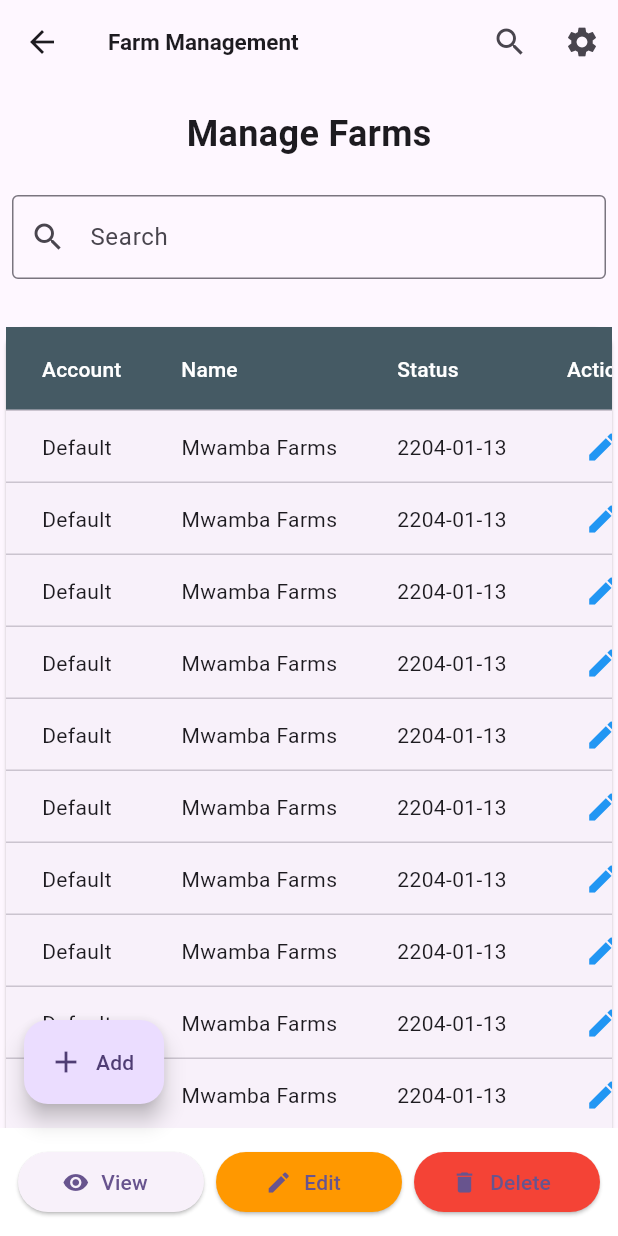
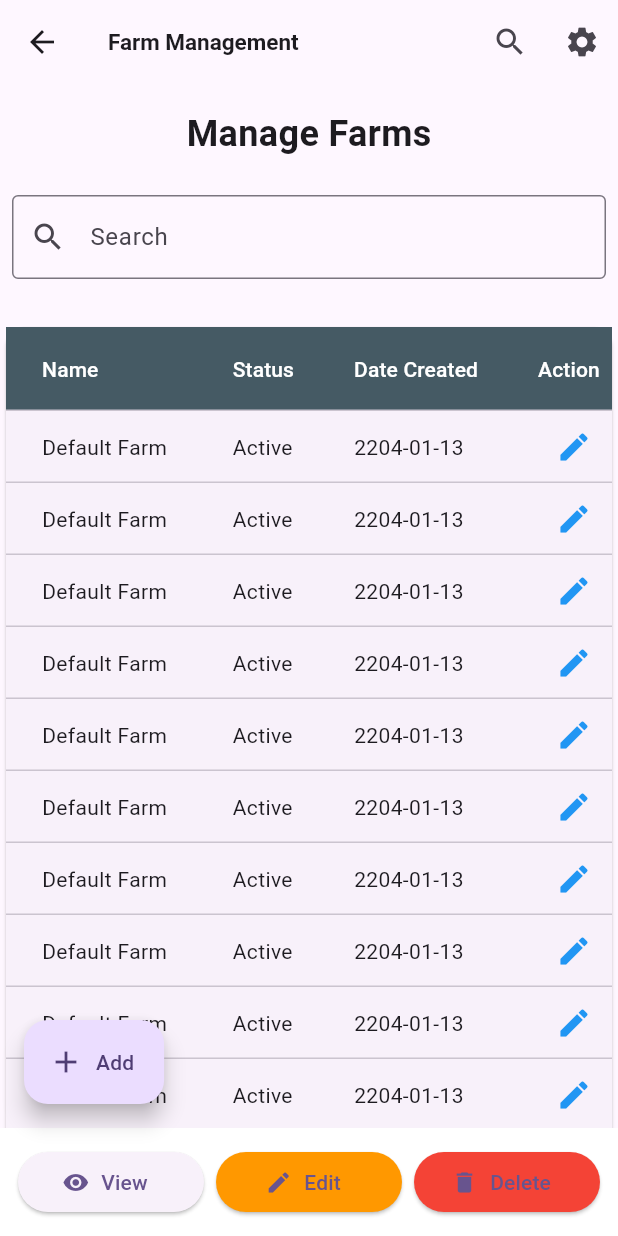
Before and after one commit to Moverr/cooply, a Flutter app: the FarmSetupScreen screen opened directly, on a phone screen of 412 x 824 dp. Run offline on Flutter 3.47's test engine with Material 3 defaults, Android fonts, the phone set to English and light mode, and no system bars; our stand-ins replace dio, font_awesome_flutter, get_it, logger, shared_preferences; accounts and stored records are empty; Roboto replaces fonts that are missing (Inria Sans).

Commit message:
Added the datatable to the farms, Paginated data table, now waitint to add data and also the search aint working as intended well.

```diff
--- a/lib/screens/dashboard/dashboard_screen.dart
+++ b/lib/screens/dashboard/dashboard_screen.dart
@@ -159,6 +159,7 @@ class _DashboardState extends State<Dashboard> {
                         mainAxisSize: MainAxisSize.max, // Prevents overflow
                         crossAxisAlignment: CrossAxisAlignment.center,
                         children: [
+                          const SizedBox(height: 30),
                           Image.asset(
                             "assets/chicken.png",
                             height: 30,
@@ -214,6 +215,7 @@ class _DashboardState extends State<Dashboard> {
                   _Divider(),
                   _MenuItem("assets/logout.png", "Logout","logout",
                       FontAwesomeIcons.arrowRightFromBracket),
+                  const SizedBox(height: 30),
                   //isLogout: true),
                 ],
               ),
--- a/lib/screens/dashboard/farmsetup_screen.dart
+++ b/lib/screens/dashboard/farmsetup_screen.dart
@@ -108,11 +108,11 @@ class _FarmSetupSate extends State<FarmSetupScreen> {
                   columnSpacing: 40,
                   headingRowColor:  WidgetStateProperty.all(Colors.blueGrey.shade700),
                   columns: [
-                    DataColumn(label: Text('Account', style: TextStyle(color: Colors.white))),
+                    // DataColumn(label: Text('Account', style: TextStyle(color: Colors.white))),
                     DataColumn(label: Text('Name', style: TextStyle(color: Colors.white))),
                     DataColumn(label: Text('Status', style: TextStyle(color: Colors.white))),
                     // DataColumn(label: Text('Author', style: TextStyle(color: Colors.white))),
-                    // DataColumn(label: Text('Date Created', style: TextStyle(color: Colors.white))),
+                    DataColumn(label: Text('Date Created', style: TextStyle(color: Colors.white))),
                     DataColumn(label: Text('Action', style: TextStyle(color: Colors.white))),
                   ],
                   source: db(filteredData: _filteredData),
@@ -192,9 +192,9 @@ class db extends DataTableSource{
 
   final List<Map<String, String>> _data = List.generate(100, (index) => {
     'account': 'Default',
-    'name': 'Mwamba Farms',
-    // 'status': 'Active',
-    // 'author': 'M Rogers',
+    'name': 'Default Farm ',
+    'status': 'Active',
+    'author': 'M Rogers',
     'dateCreated': '2204-01-13',
     'action': 'Action',
   });
@@ -205,9 +205,9 @@ class db extends DataTableSource{
     if (index >= _data.length) return null;
     final row = _data[index];
     return DataRow(cells: [
-      DataCell(Text(row['account']!)),
+      // DataCell(Text(row['account']!)),
       DataCell(Text(row['name']!)),
-      // DataCell(Text(row['status']!)),
+      DataCell(Text(row['status']!)),
       // DataCell(Text(row['author']!)),
       DataCell(Text(row['dateCreated']!)),
       DataCell(
```
Also changed, not shown: lib/models/dtos/Farm.dart (added, +27 -0 lines).
